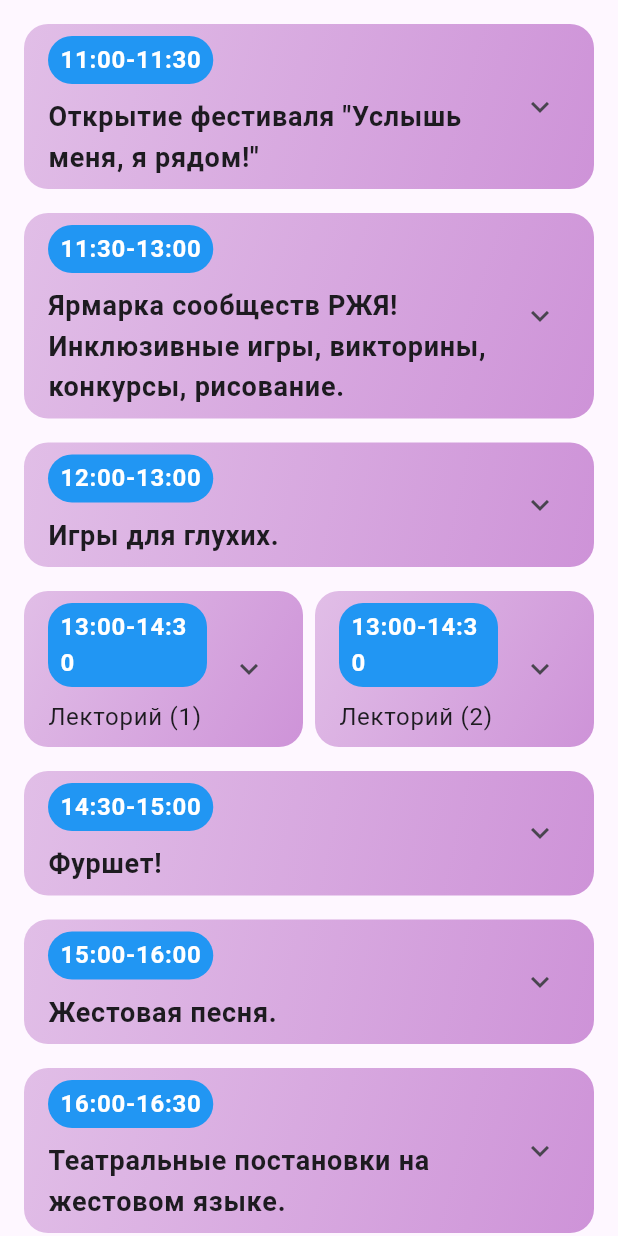
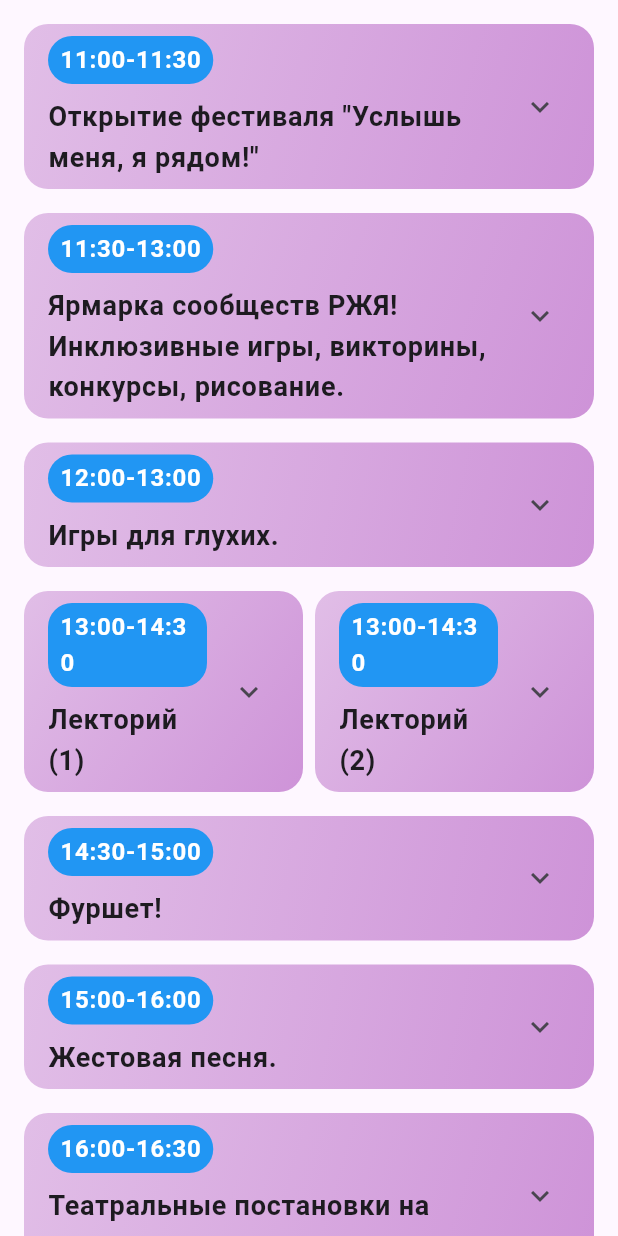
Before and after one commit to Gidrex/education-app, a Flutter app: the SchedulePage screen opened directly, on a phone screen of 412 x 824 dp. Run offline on Flutter 3.47's test engine with Material 3 defaults, Android fonts, the light colour scheme and no system bars; our stand-ins replace salomon_bottom_bar, webview_flutter.

Commit message:
bold title

```diff
--- a/lib/pages/schedule.dart
+++ b/lib/pages/schedule.dart
@@ -30,7 +30,6 @@ class SchedulePage extends StatelessWidget {
                   time: "13:00-14:30",
                   title: "Лекторий (1)",
                   details: "– Вера Шамаева: зам председателя СПб РО ОООИ ВОГ \n– Елена Плащевская: основатель проекта «Тацида|РЖЯ». \n– Владимир Полянский: основатель проекта «Я вижу, что ты говоришь»",
-                  textStyle: TextStyle(fontSize: 16.0),
                 ),
               ),
               SizedBox(width: 8),
@@ -39,7 +38,6 @@ class SchedulePage extends StatelessWidget {
                   time: "13:00-14:30",
                   title: "Лекторий (2)",
                   details: "– Алевтина Белая: преподаватель проекта «Русский Жестовый Язык Diale»\n– Алексей Сухов: Директор подростково-молодёжного клуба «Патриот».",
-                  textStyle: TextStyle(fontSize: 16.0),
                 ),
               ),
             ],
@@ -137,9 +135,9 @@ class _ScheduleItemState extends State<ScheduleItem> {
                   Flexible(
                     child: Text(
                       widget.title,
-                      style: widget.textStyle ?? TextStyle(
+                      style: TextStyle(
                         fontSize: 18.0,
-                        fontWeight: FontWeight.bold,
+                        fontWeight: FontWeight.bold, // Жирный шрифт для всех title
                       ),
                       overflow: TextOverflow.visible,
                     ),
@@ -155,7 +153,7 @@ class _ScheduleItemState extends State<ScheduleItem> {
                 padding: const EdgeInsets.symmetric(horizontal: 16.0, vertical: 8.0),
                 child: Text(
                   widget.details,
-                  style: widget.textStyle ?? TextStyle(
+                  style: TextStyle(
                     fontSize: 16.0,
                     color: Colors.black,
                   ),
```
